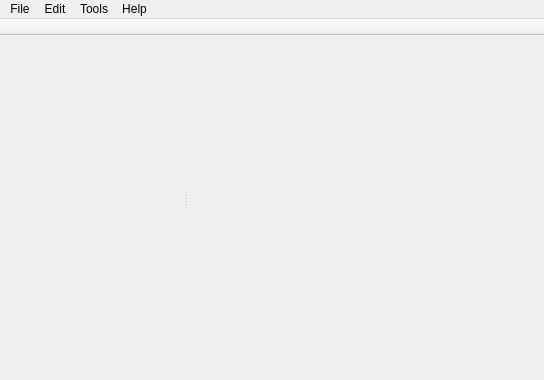
The window that view/mainwindow.ui (zpp0/wsnsim-preprocessor) describes before a commit, drawn with Qt 5.
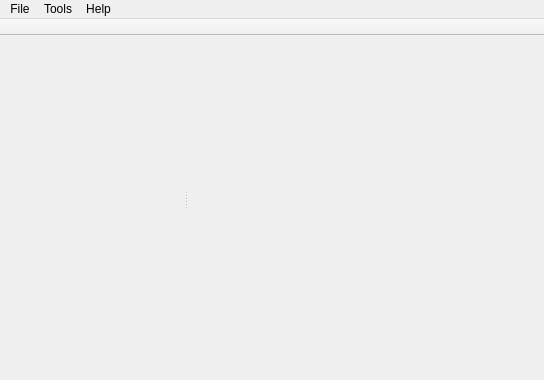
The same window after the commit. Icons and pictures are not drawn.

Commit message: restructured menu of mainwindow

The edit to the form file:
```diff
--- a/view/mainwindow.ui
+++ b/view/mainwindow.ui
@@ -73,12 +73,6 @@
     <addaction name="separator"/>
     <addaction name="actionQuit"/>
    </widget>
-   <widget class="QMenu" name="menuSettings">
-    <property name="title">
-     <string>Edit</string>
-    </property>
-    <addaction name="actionSettings"/>
-   </widget>
    <widget class="QMenu" name="menuHelp">
     <property name="title">
      <string>Help</string>
@@ -96,7 +90,6 @@
     <addaction name="actionScanForModules"/>
    </widget>
    <addaction name="menuFile"/>
-   <addaction name="menuSettings"/>
    <addaction name="menuModules"/>
    <addaction name="menuHelp"/>
   </widget>
```
Left out of the diff: 4 changed lines with no effect on the pictures.
